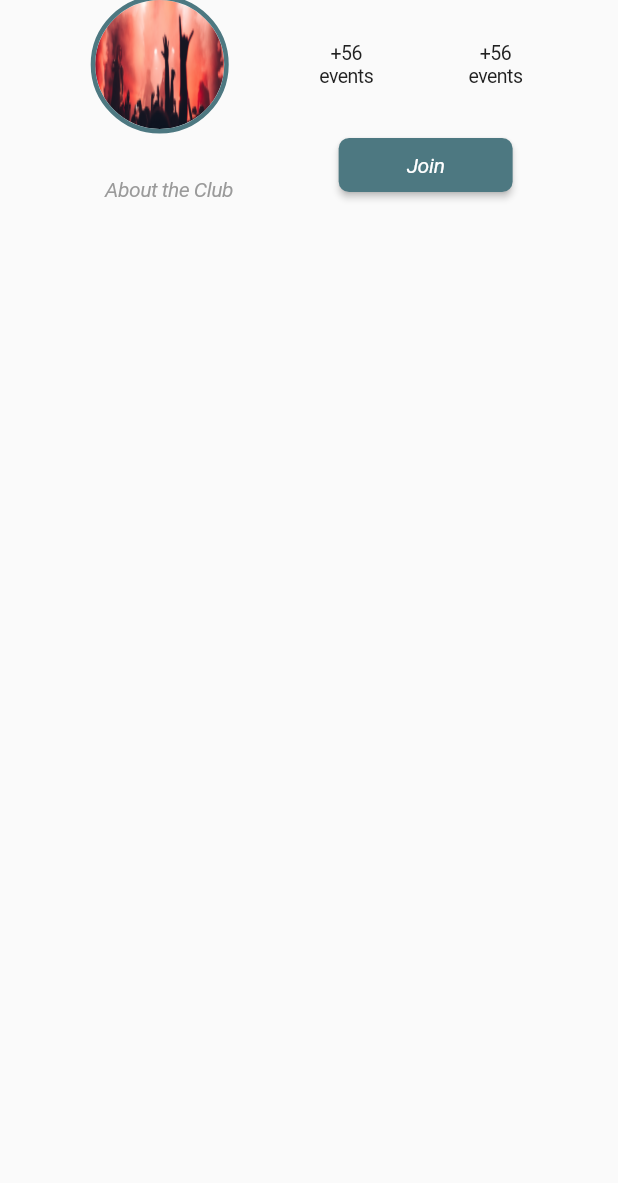
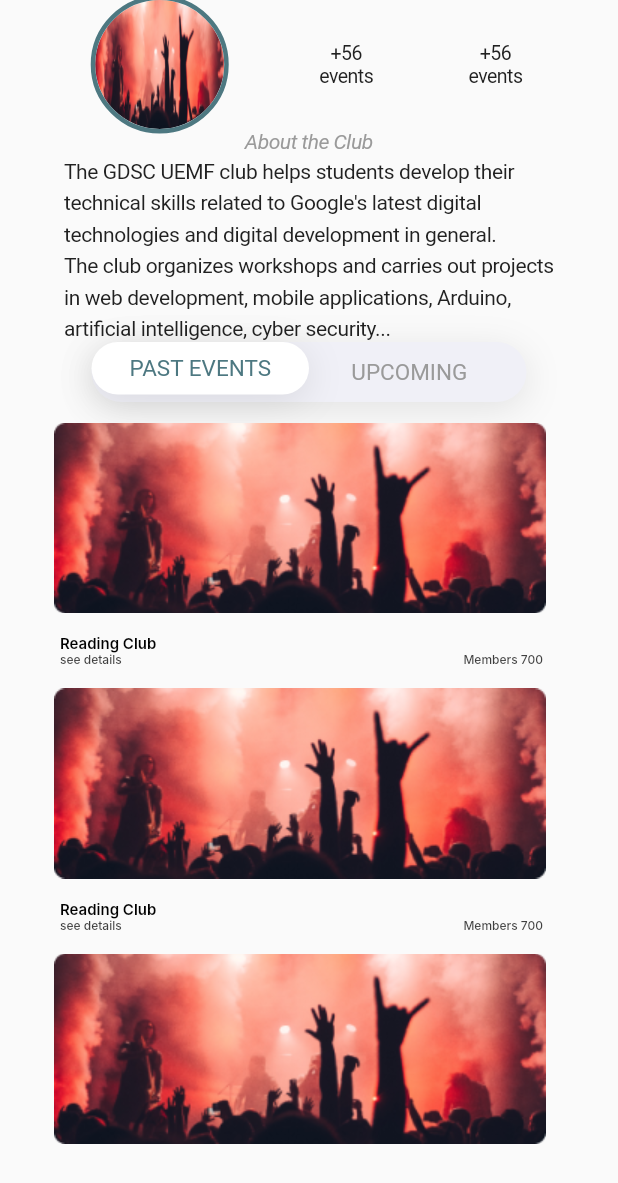
Before and after one commit to oussbad/Final-Project-flutter-, a Flutter app: the aboutClub screen opened directly, on a phone screen of 412 x 824 dp. Shown: the top 1183 px of the screen. Run offline on Flutter 3.47's test engine with Material 2 defaults, Android fonts, the light colour scheme and no system bars; network calls fail; Roboto replaces fonts that are missing (ABeeZee, Airbnb Cereal App, Inter).

Commit message:
feat: SwitchButton reusable implemented v1

```diff
--- /dev/null
+++ b/lib/Reusable/SwitchButton.dart
@@ -0,0 +1,100 @@
+import 'package:flutter/material.dart';
+
+class CustomSwitchButton extends StatefulWidget {
+  @override
+  _CustomSwitchButtonState createState() => _CustomSwitchButtonState();
+}
+
+class _CustomSwitchButtonState extends State<CustomSwitchButton> {
+  bool isUpcomingSelected = true;
+
+  @override
+  Widget build(BuildContext context) {
+    return GestureDetector(
+      onTap: () {
+        setState(() {
+          isUpcomingSelected = !isUpcomingSelected;
+        });
+      },
+      child: Stack(
+        children: <Widget>[
+          Container(
+            width: 290, // 145 * 2
+            height: 40,
+            decoration: ShapeDecoration(
+              color: Color(0xFFF0F0F7),
+              shape: RoundedRectangleBorder(
+                borderRadius: BorderRadius.circular(100),
+              ),
+              shadows: [
+                BoxShadow(
+                  color: Color(0x19000000),
+                  blurRadius: 20,
+                  offset: Offset(0, 5),
+                  spreadRadius: 0,
+                )
+              ],
+            ),
+            child: Row(
+              mainAxisAlignment: MainAxisAlignment.spaceEvenly,
+              crossAxisAlignment: CrossAxisAlignment.center,
+              children: [
+                Text(
+                  'PAST EVENTS',
+                  style: TextStyle(
+                    color: Color(0xFF9A9A9A),
+                    fontSize: 15,
+                    fontFamily: 'Airbnb Cereal App',
+                    fontWeight: FontWeight.w400,
+                  ),
+                ),
+                Text(
+                  'UPCOMING',
+                  style: TextStyle(
+                    color: Color(0xFF9A9A9A),
+                    fontSize: 15,
+                    fontFamily: 'Airbnb Cereal App',
+                    fontWeight: FontWeight.w400,
+                  ),
+                ),
+              ],
+            ),
+          ),
+          AnimatedPositioned(
+            duration: Duration(milliseconds: 300),
+            left: isUpcomingSelected ? 0 : 145,
+            child: Container(
+              width: 145,
+              height: 35, // Adjusted height for better fit
+              decoration: ShapeDecoration(
+                color: Colors.white,
+                shape: RoundedRectangleBorder(
+                  borderRadius: BorderRadius.circular(100),
+                ),
+                shadows: [
+                  BoxShadow(
+                    color: Color(0x19000000),
+                    blurRadius: 20,
+                    offset: Offset(0, 5),
+                    spreadRadius: 0,
+                  )
+                ],
+              ),
+              alignment: Alignment.center,
+              child: Text(
+                isUpcomingSelected ? 'PAST EVENTS' : 'UPCOMING',
+                textAlign: TextAlign.center,
+                style: TextStyle(
+                  color: Color(0xFF4D7881),
+                  fontSize: 15,
+                  fontFamily: 'Airbnb Cereal App',
+                  fontWeight: FontWeight.w400,
+                ),
+              ),
+            ),
+          ),
+        ],
+      ),
+    );
+  }
+}
--- a/lib/aboutClub.dart
+++ b/lib/aboutClub.dart
@@ -1,4 +1,7 @@
 import 'package:flutter/material.dart';
+
+import 'Reusable/EventsCard.dart';
+import 'Reusable/SwitchButton.dart';
 
 class aboutClub extends StatefulWidget {
   const aboutClub({Key? key}) : super(key: key);
@@ -108,7 +111,7 @@ class _aboutClubState extends State<aboutClub> {
                   letterSpacing: -0.35,
                 ),
               ),
-              ElevatedButton(
+              /*ElevatedButton(
                 onPressed: () {
                   // Define the action when the button is pressed
                 },
@@ -131,10 +134,43 @@ class _aboutClubState extends State<aboutClub> {
                     letterSpacing: -0.24,
                   ),
                 ),
-              )
+              )*/
 
             ],
-          )
+          ),
+          Text(
+            '''The GDSC UEMF club helps students develop their
+technical skills related to Google's latest digital
+technologies and digital development in general.
+The club organizes workshops and carries out projects
+in web development, mobile applications, Arduino,
+artificial intelligence, cyber security...''',
+            style: TextStyle(
+              color: Color(0xFF212121),
+              fontSize: 14,
+              fontFamily: 'ABeeZee',
+              fontWeight: FontWeight.w400,
+              height: 1.5,  // Adjust line height as needed
+              letterSpacing: -0.24,
+            ),
+          ),
+          CustomSwitchButton(),
+          SizedBox(
+            height: 500, // Adjust the height according to your UI design
+            child: SingleChildScrollView(
+              child: Column(
+                children: [
+
+                  EventsCard(),
+                  EventsCard(),
+                  EventsCard(),
+                  EventsCard(),
+                  EventsCard(),
+                ],
+              ),
+            ),
+          ),
+
         ],
       ),
     );
--- a/pubspec.yaml
+++ b/pubspec.yaml
@@ -35,6 +35,10 @@ dependencies:
   # The following adds the Cupertino Icons font to your application.
   # Use with the CupertinoIcons class for iOS style icons.
   cupertino_icons: ^1.0.2
+  toggle_switch: ^2.3.0
+  http: ^0.13.5
+
+
 
 dev_dependencies:
   flutter_test:
```
Also changed, not shown: lib/Login.dart (+63 -6 lines), lib/SingUp.dart (+38 -3 lines), lib/main.dart (+6 -1 lines), firebase.json (added), pubspec.lock, 3 other files.
